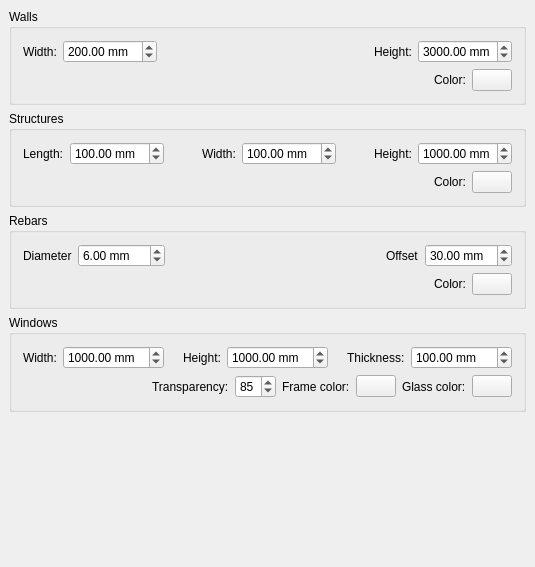
Old version of the form src/Mod/Arch/Resources/ui/archprefs-defaults.ui in the repository berndhahnebach/All_FreeCAD.
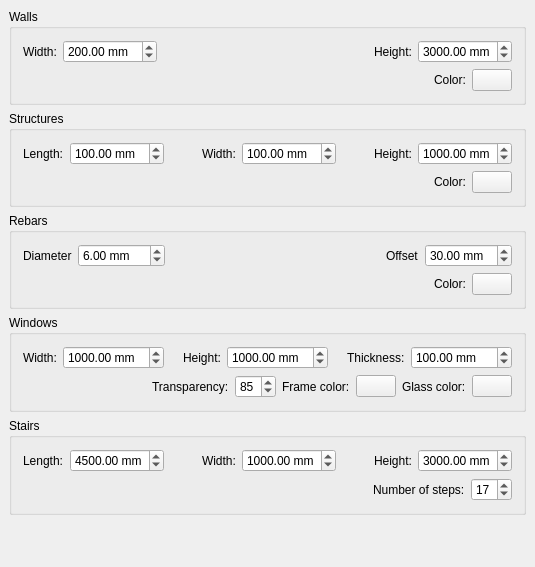
New version of the form. Custom widgets are drawn as their Qt base class.

Commit message: Arch: Added default pref settings for stairs

```diff
--- a/src/Mod/Arch/Resources/ui/archprefs-defaults.ui
+++ b/src/Mod/Arch/Resources/ui/archprefs-defaults.ui
@@ -633,6 +633,163 @@
      </layout>
     </widget>
    </item>
+   <item>
+    <widget class="QGroupBox" name="groupBox_5">
+     <property name="title">
+      <string>Stairs</string>
+     </property>
+     <layout class="QVBoxLayout" name="verticalLayout_5">
+      <item>
+       <layout class="QHBoxLayout" name="horizontalLayout_8">
+        <item>
+         <widget class="QLabel" name="label_2">
+          <property name="text">
+           <string>Length:</string>
+          </property>
+         </widget>
+        </item>
+        <item>
+         <widget class="Gui::PrefDoubleSpinBox" name="doubleSpinBox">
+          <property name="suffix">
+           <string> mm</string>
+          </property>
+          <property name="maximum">
+           <double>9999.989999999999782</double>
+          </property>
+          <property name="value">
+           <double>4500.000000000000000</double>
+          </property>
+          <property name="prefEntry" stdset="0">
+           <cstring>StairsLength</cstring>
+          </property>
+          <property name="prefPath" stdset="0">
+           <cstring>Mod/Arch</cstring>
+          </property>
+         </widget>
+        </item>
+        <item>
+         <spacer name="horizontalSpacer_11">
+          <property name="orientation">
+           <enum>Qt::Horizontal</enum>
+          </property>
+          <property name="sizeHint" stdset="0">
+           <size>
+            <width>40</width>
+            <height>20</height>
+           </size>
+          </property>
+         </spacer>
+        </item>
+        <item>
+         <widget class="QLabel" name="label_3">
+          <property name="text">
+           <string>Width:</string>
+          </property>
+         </widget>
+        </item>
+        <item>
+         <widget class="Gui::PrefDoubleSpinBox" name="doubleSpinBox_2">
+          <property name="suffix">
+           <string> mm</string>
+          </property>
+          <property name="maximum">
+           <double>9999.989999999999782</double>
+          </property>
+          <property name="value">
+           <double>1000.000000000000000</double>
+          </property>
+          <property name="prefEntry" stdset="0">
+           <cstring>StairsWidth</cstring>
+          </property>
+          <property name="prefPath" stdset="0">
+           <cstring>Mod/Arch</cstring>
+          </property>
+         </widget>
+        </item>
+        <item>
+         <spacer name="horizontalSpacer_12">
+          <property name="orientation">
+           <enum>Qt::Horizontal</enum>
+          </property>
+          <property name="sizeHint" stdset="0">
+           <size>
+            <width>40</width>
+            <height>20</height>
+           </size>
+          </property>
+         </spacer>
+        </item>
+        <item>
+         <widget class="QLabel" name="label_4">
+          <property name="text">
+           <string>Height:</string>
+          </property>
+         </widget>
+        </item>
+        <item>
+         <widget class="Gui::PrefDoubleSpinBox" name="doubleSpinBox_3">
+          <property name="suffix">
+           <string> mm</string>
+          </property>
+          <property name="maximum">
+           <double>9999.989999999999782</double>
+          </property>
+          <property name="value">
+           <double>3000.000000000000000</double>
+          </property>
+          <property name="prefEntry" stdset="0">
+           <cstring>StairsHeight</cstring>
+          </property>
+          <property name="prefPath" stdset="0">
+           <cstring>Mod/Arch</cstring>
+          </property>
+         </widget>
+        </item>
+       </layout>
+      </item>
+      <item>
+       <layout class="QHBoxLayout" name="horizontalLayout_9">
+        <item>
+         <spacer name="horizontalSpacer_13">
+          <property name="orientation">
+           <enum>Qt::Horizontal</enum>
+          </property>
+          <property name="sizeHint" stdset="0">
+           <size>
+            <width>40</width>
+            <height>20</height>
+           </size>
+          </property>
+         </spacer>
+        </item>
+        <item>
+         <widget class="QLabel" name="label_5">
+          <property name="text">
+           <string>Number of steps:</string>
+          </property>
+         </widget>
+        </item>
+        <item>
+         <widget class="Gui::PrefSpinBox" name="spinBox_2">
+          <property name="maximum">
+           <number>99</number>
+          </property>
+          <property name="value">
+           <number>17</number>
+          </property>
+          <property name="prefEntry" stdset="0">
+           <cstring>StairsSteps</cstring>
+          </property>
+          <property name="prefPath" stdset="0">
+           <cstring>Mod/Arch</cstring>
+          </property>
+         </widget>
+        </item>
+       </layout>
+      </item>
+     </layout>
+    </widget>
+   </item>
    <item>
     <spacer name="verticalSpacer">
      <property name="orientation">
```
The commit also changes 3 other files.
